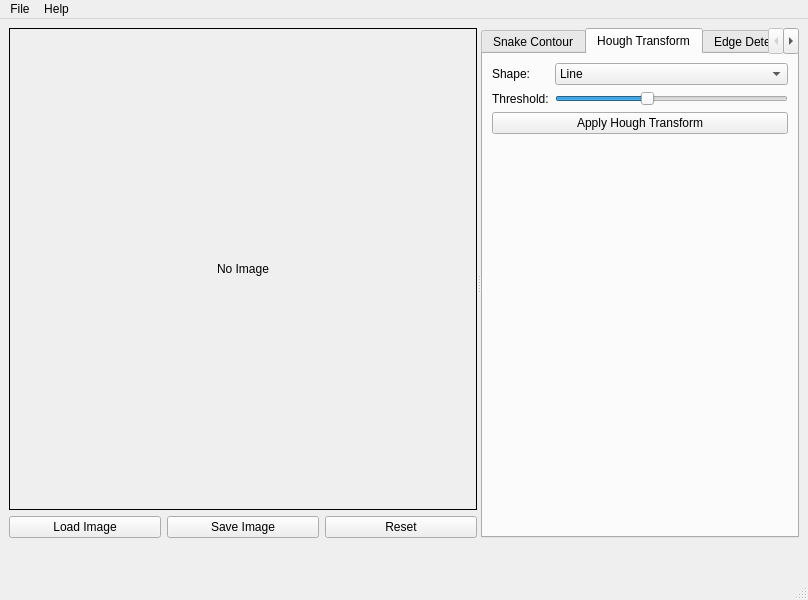
Above: image-processing.ui from Abdelrahman0Sayed/Object-Segmentation before the change. Below: the same form after it.
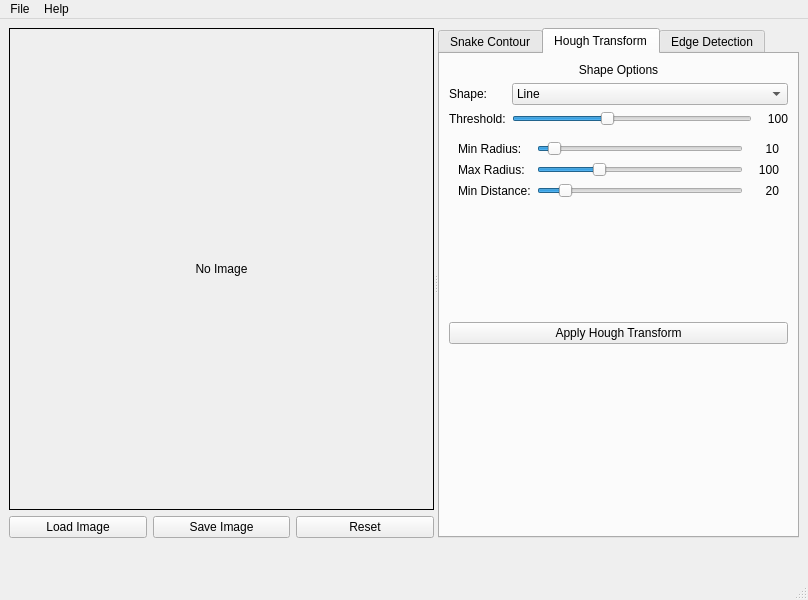
That is the form after the change. The open tabs and pages were chosen to show the change. Icons and pictures are not drawn.

Diff of the .ui file:
```diff
--- a/image-processing.ui
+++ b/image-processing.ui
@@ -1342,6 +1342,16 @@
          <string>Hough Transform</string>
         </attribute>
         <layout class="QVBoxLayout" name="verticalLayout_3">
+         <item>
+          <widget class="QLabel" name="labelShapeSpecific">
+           <property name="text">
+            <string>Shape Options</string>
+           </property>
+           <property name="alignment">
+            <set>Qt::AlignCenter</set>
+           </property>
+          </widget>
+         </item>
          <item>
           <layout class="QFormLayout" name="formLayout_2">
            <item row="0" column="0">
@@ -1378,20 +1388,357 @@
             </widget>
            </item>
            <item row="1" column="1">
-            <widget class="QSlider" name="sliderHoughThreshold">
-             <property name="maximum">
-              <number>255</number>
-             </property>
-             <property name="value">
-              <number>100</number>
-             </property>
-             <property name="orientation">
-              <enum>Qt::Horizontal</enum>
-             </property>
-            </widget>
+            <layout class="QHBoxLayout" name="horizontalLayout_4">
+             <item>
+              <widget class="QSlider" name="sliderHoughThreshold">
+               <property name="maximum">
+                <number>255</number>
+               </property>
+               <property name="value">
+                <number>100</number>
+               </property>
+               <property name="orientation">
+                <enum>Qt::Horizontal</enum>
+               </property>
+              </widget>
+             </item>
+             <item>
+              <widget class="QLabel" name="labelThresholdValue">
+               <property name="minimumSize">
+                <size>
+                 <width>30</width>
+                 <height>0</height>
+                </size>
+               </property>
+               <property name="text">
+                <string>100</string>
+               </property>
+               <property name="alignment">
+                <set>Qt::AlignRight|Qt::AlignTrailing|Qt::AlignVCenter</set>
+               </property>
+              </widget>
+             </item>
+            </layout>
            </item>
           </layout>
          </item>
+         <item>
+          <widget class="QStackedWidget" name="stackedWidgetShapeParams">
+           <property name="currentIndex">
+            <number>0</number>
+           </property>
+           <widget class="QWidget" name="pageLineParams">
+            <layout class="QFormLayout" name="formLayoutLine">
+             <item row="0" column="0">
+              <widget class="QLabel" name="labelMinLineLength">
+               <property name="text">
+                <string>Min Line Length:</string>
+               </property>
+              </widget>
+             </item>
+             <item row="0" column="1">
+              <layout class="QHBoxLayout" name="horizontalLayout_5">
+               <item>
+                <widget class="QSlider" name="sliderMinLineLength">
+                 <property name="minimum">
+                  <number>5</number>
+                 </property>
+                 <property name="maximum">
+                  <number>200</number>
+                 </property>
+                 <property name="value">
+                  <number>30</number>
+                 </property>
+                 <property name="orientation">
+                  <enum>Qt::Horizontal</enum>
+                 </property>
+                </widget>
+               </item>
+               <item>
+                <widget class="QLabel" name="labelMinLineLengthValue">
+                 <property name="minimumSize">
+                  <size>
+                   <width>30</width>
+                   <height>0</height>
+                  </size>
+                 </property>
+                 <property name="text">
+                  <string>30</string>
+                 </property>
+                 <property name="alignment">
+                  <set>Qt::AlignRight|Qt::AlignTrailing|Qt::AlignVCenter</set>
+                 </property>
+                </widget>
+               </item>
+              </layout>
+             </item>
+             <item row="1" column="0">
+              <widget class="QLabel" name="labelMaxLineGap">
+               <property name="text">
+                <string>Max Line Gap:</string>
+               </property>
+              </widget>
+             </item>
+             <item row="1" column="1">
+              <layout class="QHBoxLayout" name="horizontalLayout_6">
+               <item>
+                <widget class="QSlider" name="sliderMaxLineGap">
+                 <property name="maximum">
+                  <number>50</number>
+                 </property>
+                 <property name="value">
+                  <number>10</number>
+                 </property>
+                 <property name="orientation">
+                  <enum>Qt::Horizontal</enum>
+                 </property>
+                </widget>
+               </item>
+               <item>
+                <widget class="QLabel" name="labelMaxLineGapValue">
+                 <property name="minimumSize">
+                  <size>
+                   <width>30</width>
+                   <height>0</height>
+                  </size>
+                 </property>
+                 <property name="text">
+                  <string>10</string>
+                 </property>
+                 <property name="alignment">
+                  <set>Qt::AlignRight|Qt::AlignTrailing|Qt::AlignVCenter</set>
+                 </property>
+                </widget>
+               </item>
+              </layout>
+             </item>
+            </layout>
+           </widget>
+           <widget class="QWidget" name="pageCircleParams">
+            <layout class="QFormLayout" name="formLayoutCircle">
+             <item row="0" column="0">
+              <widget class="QLabel" name="labelCircleMinRadius">
+               <property name="text">
+                <string>Min Radius:</string>
+               </property>
+              </widget>
+             </item>
+             <item row="0" column="1">
+              <layout class="QHBoxLayout" name="horizontalLayout_7">
+               <item>
+                <widget class="QSlider" name="sliderCircleMinRadius">
+                 <property name="minimum">
+                  <number>5</number>
+                 </property>
+                 <property name="maximum">
+                  <number>100</number>
+                 </property>
+                 <property name="value">
+                  <number>10</number>
+                 </property>
+                 <property name="orientation">
+                  <enum>Qt::Horizontal</enum>
+                 </property>
+                </widget>
+               </item>
+               <item>
+                <widget class="QLabel" name="labelCircleMinRadiusValue">
+                 <property name="minimumSize">
+                  <size>
+                   <width>30</width>
+                   <height>0</height>
+                  </size>
+                 </property>
+                 <property name="text">
+                  <string>10</string>
+                 </property>
+                 <property name="alignment">
+                  <set>Qt::AlignRight|Qt::AlignTrailing|Qt::AlignVCenter</set>
+                 </property>
+                </widget>
+               </item>
+              </layout>
+             </item>
+             <item row="1" column="0">
+              <widget class="QLabel" name="labelCircleMaxRadius">
+               <property name="text">
+                <string>Max Radius:</string>
+               </property>
+              </widget>
+             </item>
+             <item row="1" column="1">
+              <layout class="QHBoxLayout" name="horizontalLayout_8">
+               <item>
+                <widget class="QSlider" name="sliderCircleMaxRadius">
+                 <property name="minimum">
+                  <number>20</number>
+                 </property>
+                 <property name="maximum">
+                  <number>300</number>
+                 </property>
+                 <property name="value">
+                  <number>100</number>
+                 </property>
+                 <property name="orientation">
+                  <enum>Qt::Horizontal</enum>
+                 </property>
+                </widget>
+               </item>
+               <item>
+                <widget class="QLabel" name="labelCircleMaxRadiusValue">
+                 <property name="minimumSize">
+                  <size>
+                   <width>30</width>
+                   <height>0</height>
+                  </size>
+                 </property>
+                 <property name="text">
+                  <string>100</string>
+                 </property>
+                 <property name="alignment">
+                  <set>Qt::AlignRight|Qt::AlignTrailing|Qt::AlignVCenter</set>
+                 </property>
+                </widget>
+               </item>
+              </layout>
+             </item>
+             <item row="2" column="0">
+              <widget class="QLabel" name="labelCircleMinDist">
+               <property name="text">
+                <string>Min Distance:</string>
+               </property>
+              </widget>
+             </item>
+             <item row="2" column="1">
+              <layout class="QHBoxLayout" name="horizontalLayout_9">
+               <item>
+                <widget class="QSlider" name="sliderCircleMinDist">
+                 <property name="minimum">
+                  <number>10</number>
+                 </property>
+                 <property name="maximum">
+                  <number>100</number>
+                 </property>
+                 <property name="value">
+                  <number>20</number>
+                 </property>
+                 <property name="orientation">
+                  <enum>Qt::Horizontal</enum>
+                 </property>
+                </widget>
+               </item>
+               <item>
+                <widget class="QLabel" name="labelCircleMinDistValue">
+                 <property name="minimumSize">
+                  <size>
+                   <width>30</width>
+                   <height>0</height>
+                  </size>
+                 </property>
+                 <property name="text">
+                  <string>20</string>
+                 </property>
+                 <property name="alignment">
+                  <set>Qt::AlignRight|Qt::AlignTrailing|Qt::AlignVCenter</set>
+                 </property>
+                </widget>
+               </item>
+              </layout>
+             </item>
+            </layout>
+           </widget>
+           <widget class="QWidget" name="pageEllipseParams">
+            <layout class="QFormLayout" name="formLayoutEllipse">
+             <item row="0" column="0">
+              <widget class="QLabel" name="labelEllipseMinArea">
+               <property name="text">
+                <string>Min Area:</string>
+               </property>
+              </widget>
+             </item>
+             <item row="0" column="1">
+              <layout class="QHBoxLayout" name="horizontalLayout_10">
+               <item>
+                <widget class="QSlider" name="sliderEllipseMinArea">
+                 <property name="minimum">
+                  <number>50</number>
+                 </property>
+                 <property name="maximum">
+                  <number>1000</number>
+                 </property>
+                 <property name="value">
+                  <number>100</number>
+                 </property>
+                 <property name="orientation">
+                  <enum>Qt::Horizontal</enum>
+                 </property>
+                </widget>
+               </item>
+               <item>
+                <widget class="QLabel" name="labelEllipseMinAreaValue">
+                 <property name="minimumSize">
+                  <size>
+                   <width>30</width>
+                   <height>0</height>
+                  </size>
+                 </property>
+                 <property name="text">
+                  <string>100</string>
+                 </property>
+                 <property name="alignment">
+                  <set>Qt::AlignRight|Qt::AlignTrailing|Qt::AlignVCenter</set>
+                 </property>
+                </widget>
+               </item>
+              </layout>
+             </item>
+             <item row="1" column="0">
+              <widget class="QLabel" name="labelEllipseMaxArea">
+               <property name="text">
+                <string>Max Area:</string>
+               </property>
+              </widget>
+             </item>
+             <item row="1" column="1">
+              <layout class="QHBoxLayout" name="horizontalLayout_11">
+               <item>
+                <widget class="QSlider" name="sliderEllipseMaxArea">
+                 <property name="minimum">
+                  <number>1000</number>
+                 </property>
+                 <property name="maximum">
+                  <number>20000</number>
+                 </property>
+                 <property name="value">
+                  <number>10000</number>
+                 </property>
+                 <property name="orientation">
+                  <enum>Qt::Horizontal</enum>
+                 </property>
+                </widget>
+               </item>
+               <item>
+                <widget class="QLabel" name="labelEllipseMaxAreaValue">
+                 <property name="minimumSize">
+                  <size>
+                   <width>40</width>
+                   <height>0</height>
+                  </size>
+                 </property>
+                 <property name="text">
+                  <string>10000</string>
+                 </property>
+                 <property name="alignment">
+                  <set>Qt::AlignRight|Qt::AlignTrailing|Qt::AlignVCenter</set>
+                 </property>
+                </widget>
+               </item>
+              </layout>
+             </item>
+            </layout>
+           </widget>
+          </widget>
+         </item>
          <item>
           <widget class="QPushButton" name="btnApplyHough">
            <property name="text">
```
Left out of the diff: 50 changed lines with no effect on the pictures.
